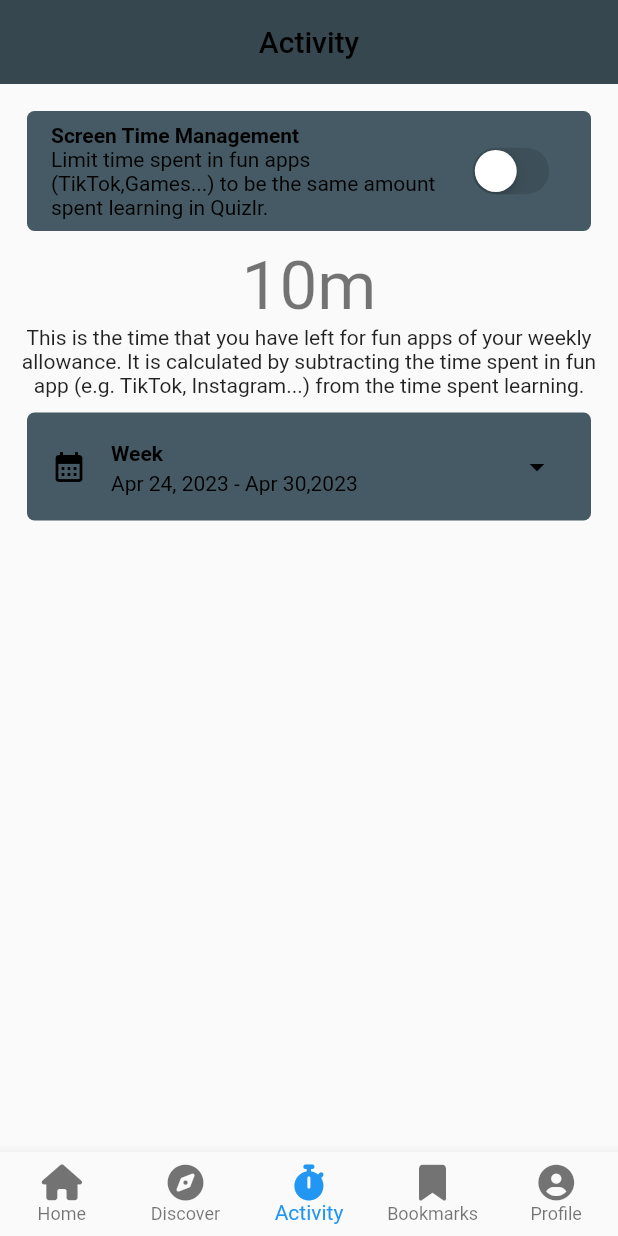
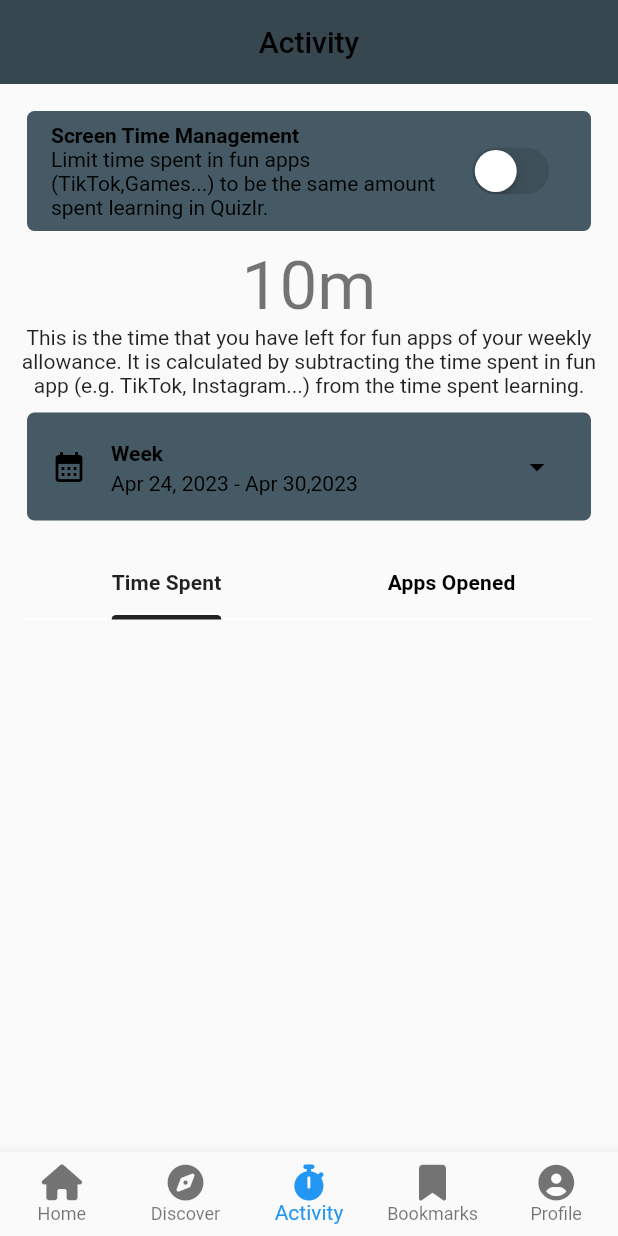
Before and after one commit to masumba/cross_over_test_quizlr, a Flutter app: the screen it shows after launch, item 3 of the bottom bar chosen, on a phone screen of 412 x 824 dp. Run offline on Flutter 3.47's test engine with Material 2 defaults, Android fonts, the phone set to English and light mode, and no system bars; our stand-ins replace another_flushbar, auto_size_text, badges, flutter_feather_icons, font_awesome_flutter, get_it and 4 more; missing offline and left inert: remove_emoji.

Commit message:
[wip] activity tab tabs.

```diff
--- a/lib/views/home/tabs/activity/activity_tab_view.dart
+++ b/lib/views/home/tabs/activity/activity_tab_view.dart
@@ -170,6 +170,47 @@ class _ActivityTabViewState extends State<ActivityTabView> {
                   },
                 ),
               ),
+              SizedBox(
+                height: ScreenUtil.screenHeightFraction(context, dividedBy: 3),
+                child: Padding(
+                  padding: const EdgeInsets.all(8.0),
+                  child: DefaultTabController(
+                    length: 2,
+                    child: Column(
+                      children: [
+                        // Your previous widgets...
+
+                        TabBar(
+                          indicatorColor: Theme.of(context).iconTheme.color,
+                          labelColor: Theme.of(context).iconTheme.color,
+                          labelStyle:
+                              const TextStyle(fontWeight: FontWeight.bold),
+                          tabs: [
+                            Tab(text: "Time Spent"),
+                            Tab(text: "Apps Opened"),
+                          ],
+                        ),
+                        Expanded(
+                          child: TabBarView(
+                            children: [
+                              Column(
+                                children: [
+                                  // Contents for the first tab go here
+                                ],
+                              ),
+                              Column(
+                                children: [
+                                  // Contents for the second tab go here
+                                ],
+                              ),
+                            ],
+                          ),
+                        ),
+                      ],
+                    ),
+                  ),
+                ),
+              ),
             ],
           ),
         ),
```
